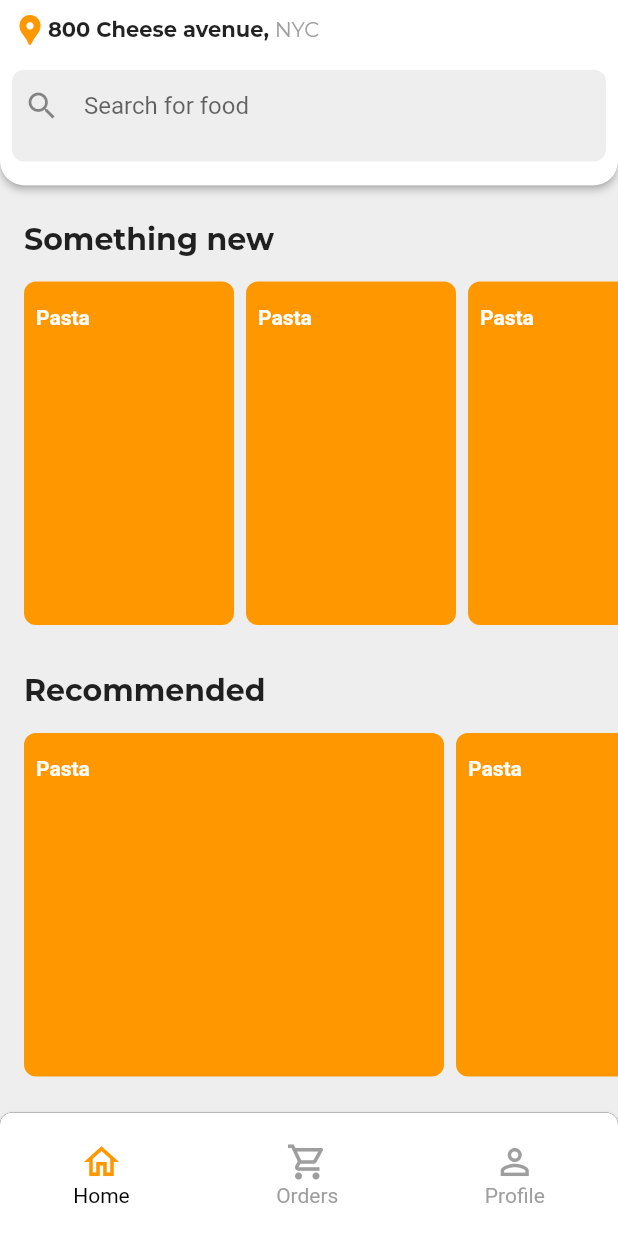
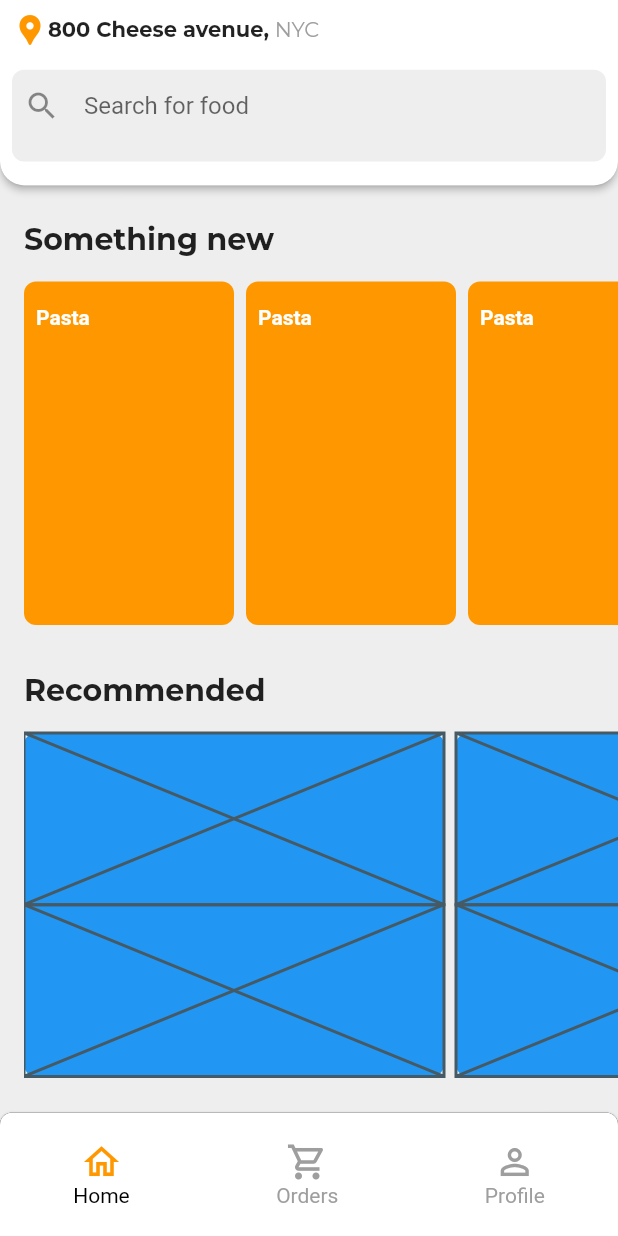
Before and after one commit to JAICHANGPARK/flutter_notebook_11th_story, a Flutter app: the screen it shows after launch, on a phone screen of 412 x 824 dp. Run offline on Flutter 3.47's test engine with Material 2 defaults, Android fonts, the phone set to English and light mode, and no system bars; our stand-ins replace backdrop, badges, flutter_inner_drawer, flutter_slidable, flutter_swiper, google_fonts.

Commit message:
Update food_home_page.dart

```diff
--- a/lib/ep744_food_app/ui/food_home_page.dart
+++ b/lib/ep744_food_app/ui/food_home_page.dart
@@ -158,18 +158,13 @@ class _FoodHomePageState extends State<FoodHomePage> {
                                         child: Container(
                                           width: 280,
                                           decoration: BoxDecoration(
-                                              color: Colors.orange, borderRadius: BorderRadius.circular(8)),
-                                          child: Stack(
+                                              color: Colors.blue, borderRadius: BorderRadius.circular(8)),
+                                          child: Column(
                                             children: [
-                                              Positioned(
-                                                  left: 8,
-                                                  top: 16,
-                                                  child: Text(
-                                                    "Pasta",
-                                                    style: TextStyle(fontWeight: FontWeight.bold, color: Colors.white),
-                                                  ))
+                                              Expanded(child: Placeholder()),
+                                              Expanded(child: Placeholder()),
                                             ],
-                                          ),
+                                          )
                                         ),
                                       );
                                     }))
```
